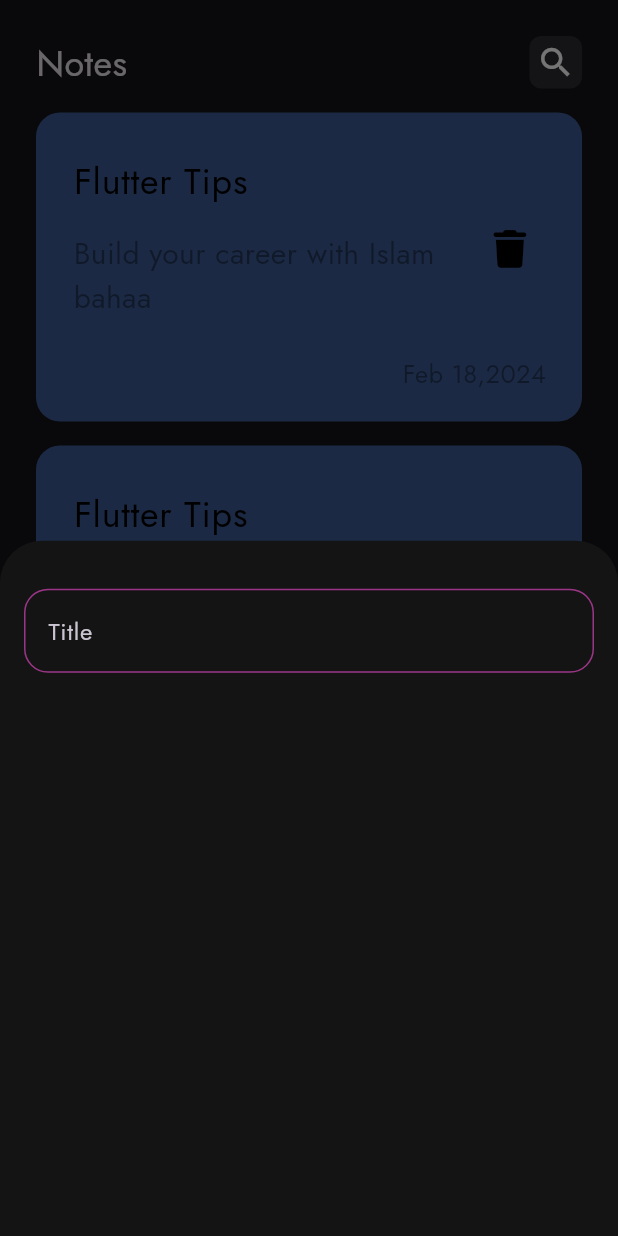
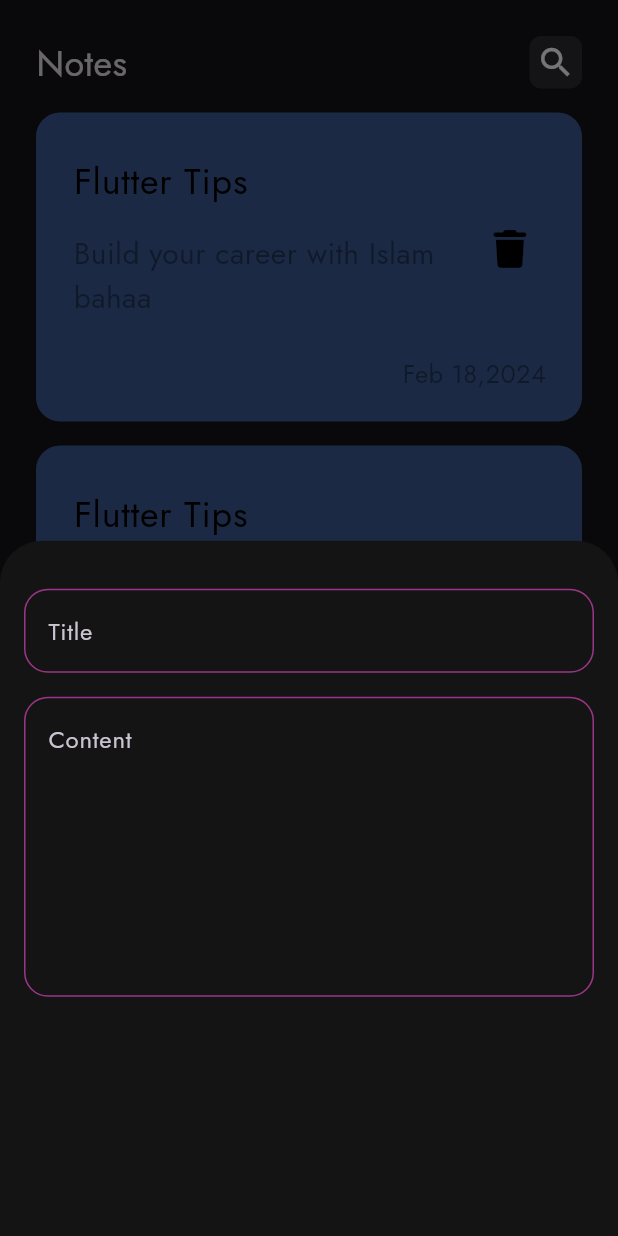
Before and after one commit to islambahaaa/notes_app, a Flutter app: the screen it shows after launch, after a tap on the "add" icon, on a phone screen of 412 x 824 dp. Run offline on Flutter 3.47's test engine with Material 3 defaults, Android fonts, the phone set to English and light mode, and no system bars; our stand-ins replace font_awesome_flutter.

Commit message:
add textfields to note bottom sheet

```diff
--- a/lib/main.dart
+++ b/lib/main.dart
@@ -1,4 +1,5 @@
 import 'package:flutter/material.dart';
+import 'package:notes_app/constants.dart';
 import 'package:notes_app/views/notes_view.dart';
 
 void main() {
@@ -19,6 +20,7 @@ class NotesApp extends StatelessWidget {
 }
 
 ThemeData _baseTheme = ThemeData(
+    primaryColor: kPrimaryColor,
     brightness: Brightness.dark,
     fontFamily: "jost",
     bottomSheetTheme:
--- a/lib/widgets/add_note_modal_bottom_sheet.dart
+++ b/lib/widgets/add_note_modal_bottom_sheet.dart
@@ -13,7 +13,16 @@ class AddNoteBottomSheet extends StatelessWidget {
           SizedBox(
             height: 32,
           ),
-          CustomTextField(),
+          CustomTextField(
+            hint: 'Title',
+          ),
+          SizedBox(
+            height: 16,
+          ),
+          CustomTextField(
+            hint: 'Content',
+            maxlines: 7,
+          ),
         ],
       ),
     );
--- a/lib/widgets/custom_text_field.dart
+++ b/lib/widgets/custom_text_field.dart
@@ -2,14 +2,16 @@ import 'package:flutter/material.dart';
 import 'package:notes_app/constants.dart';
 
 class CustomTextField extends StatelessWidget {
-  const CustomTextField({super.key});
-
+  const CustomTextField({super.key, this.maxlines = 1, required this.hint});
+  final int maxlines;
+  final String hint;
   @override
   Widget build(BuildContext context) {
     return TextField(
+      maxLines: maxlines,
       cursorColor: kPrimaryColor,
       decoration: InputDecoration(
-        hintText: 'Title',
+        hintText: hint,
         border: buildborder(),
         enabledBorder: buildborder(),
         focusedBorder: buildborder(),
```
